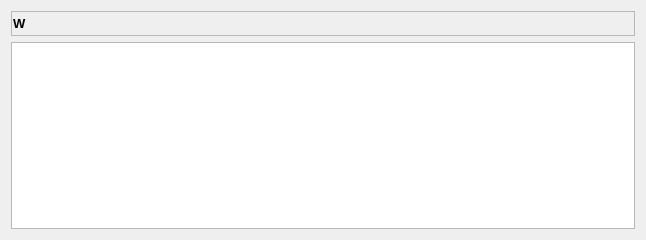
Before: the Qt Designer form day_popup.ui in Tria-Andy/WorkoutEditor, drawn with Qt 5.
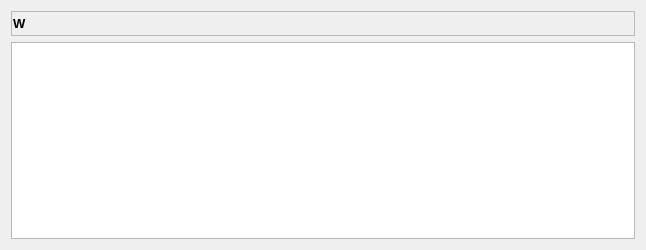
After: the same form once the commit is applied. Icons and pictures are not drawn.

```diff
--- a/day_popup.ui
+++ b/day_popup.ui
@@ -7,19 +7,19 @@
     <x>0</x>
     <y>0</y>
     <width>646</width>
-    <height>240</height>
+    <height>250</height>
    </rect>
   </property>
   <property name="minimumSize">
    <size>
     <width>0</width>
-    <height>240</height>
+    <height>250</height>
    </size>
   </property>
   <property name="maximumSize">
    <size>
     <width>16777215</width>
-    <height>240</height>
+    <height>250</height>
    </size>
   </property>
   <property name="windowTitle">
@@ -150,24 +150,12 @@
     </widget>
    </item>
    <item>
-    <widget class="QTextBrowser" name="textBrowser_work">
-     <property name="sizePolicy">
-      <sizepolicy hsizetype="Expanding" vsizetype="Expanding">
-       <horstretch>0</horstretch>
-       <verstretch>3</verstretch>
-      </sizepolicy>
+    <widget class="QTableView" name="tableView_day">
+     <property name="selectionMode">
+      <enum>QAbstractItemView::SingleSelection</enum>
      </property>
-     <property name="minimumSize">
-      <size>
-       <width>0</width>
-       <height>0</height>
-      </size>
-     </property>
-     <property name="maximumSize">
-      <size>
-       <width>16777215</width>
-       <height>16777215</height>
-      </size>
+     <property name="showGrid">
+      <bool>false</bool>
      </property>
     </widget>
    </item>
```
